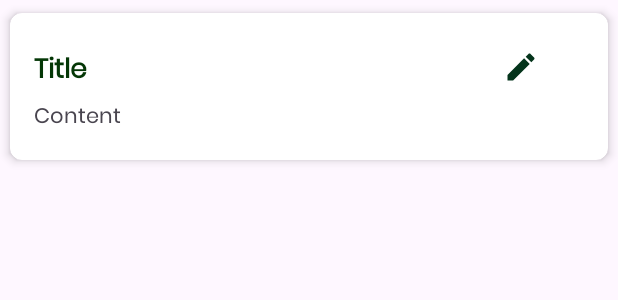
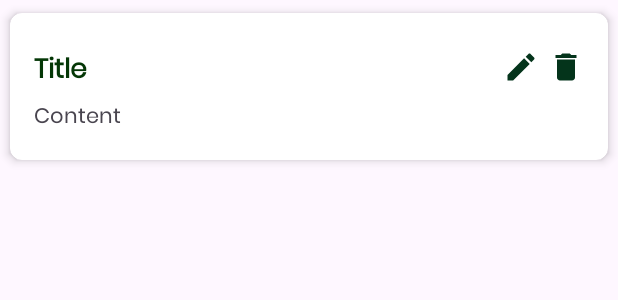
Before and after one commit to JayaniSrimali/To-Do-List-Android-Project, an Android app: the layout todo_item.xml on its own in the app's theme, with its tools: preview values and no code run, on a phone screen of 412 x 824 dp. Shown: the top 300 px of the screen. Run offline under Robolectric (Android 15) with nearby library versions, the phone set to English and light mode, and no system bars.

Commit message:
Project added to todo_item.xml kotlin

```diff
--- a/app/src/main/res/layout/todo_item.xml
+++ b/app/src/main/res/layout/todo_item.xml
@@ -38,6 +38,13 @@
                 android:layout_marginEnd="30dp"
                 android:src="@drawable/baseline_create_24"/>
 
+            <ImageView
+                android:id="@+id/deleteButton"
+                android:layout_width="24dp"
+                android:layout_height="24dp"
+                android:layout_alignParentEnd="true"
+                android:src="@drawable/baseline_delete_24"/>
+
 
         </RelativeLayout>
         <TextView
```
